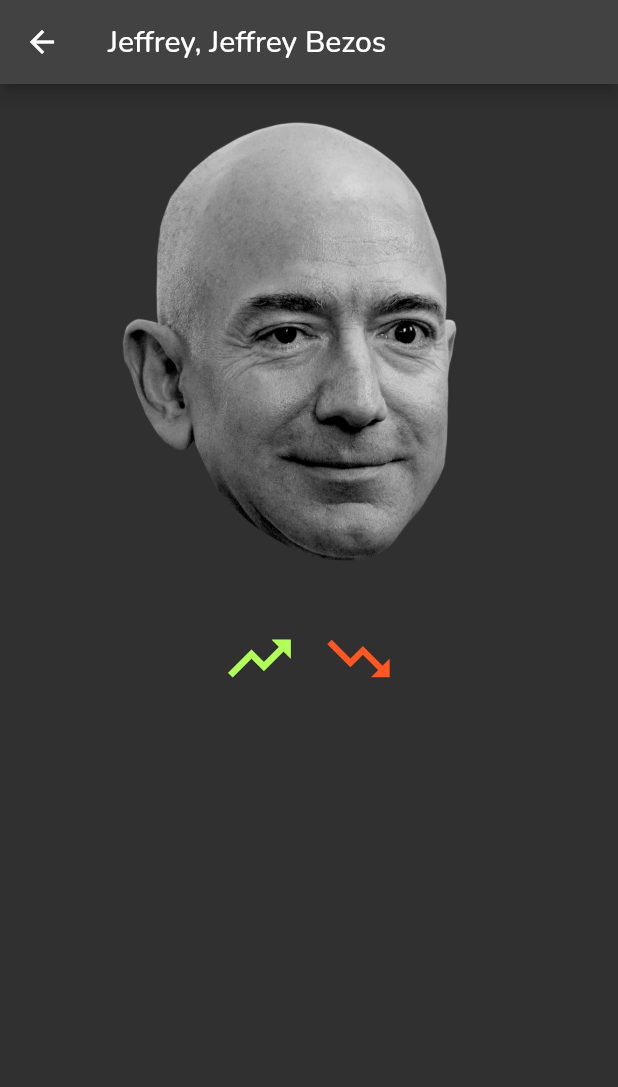
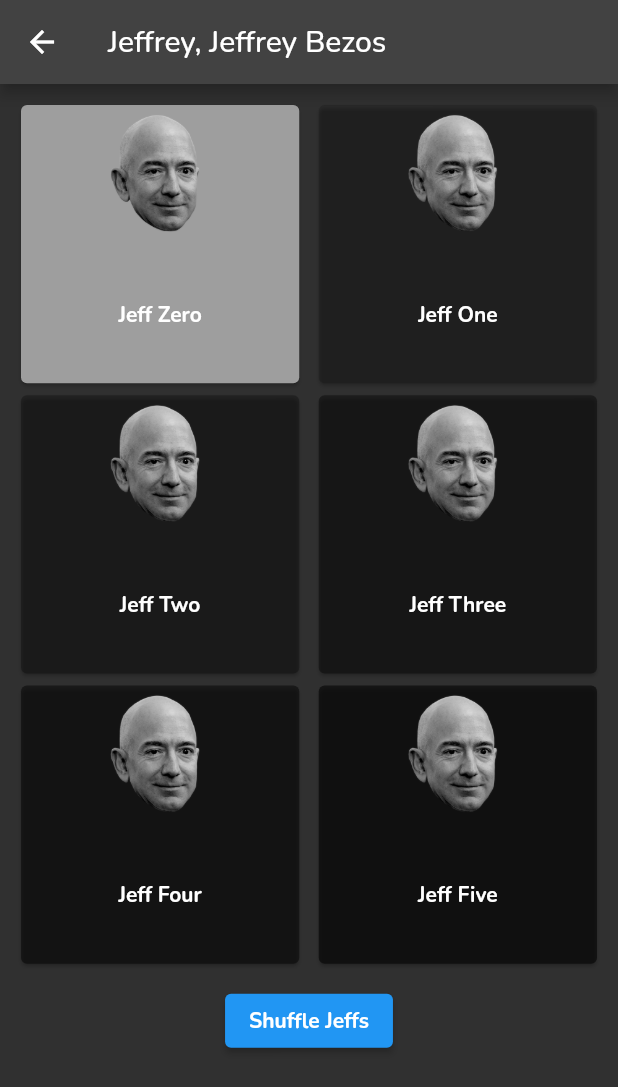
Before and after one commit to Squinnb/Virtual_Warehouse, a Flutter app: the JeffreyBezos screen opened by its route, on a phone screen of 412 x 824 dp. Shown: the top 1087 px of the screen. Run offline on Flutter 3.47's test engine with Material 2 defaults, Android fonts, the light colour scheme and no system bars; our stand-ins replace font_awesome_flutter, google_fonts.

Commit message:
Added to JeffBezos class, also added Amazon font

```diff
--- /dev/null
+++ b/lib/Jeffrey/jeffData.dart
@@ -0,0 +1,38 @@
+import 'package:flutter/foundation.dart';
+import 'package:flutter/material.dart';
+
+class JeffData extends ChangeNotifier {
+  List<Jeff> jeffs = [
+    Jeff(name: 'Jeff Zero', id: 0, color: Colors.grey),
+    Jeff(name: 'Jeff One', id: 1, color: Colors.black12),
+    Jeff(name: 'Jeff Two', id: 2, color: Colors.black26),
+    Jeff(name: 'Jeff Three', id: 3, color: Colors.black38),
+    Jeff(name: 'Jeff Four', id: 4, color: Colors.black45),
+    Jeff(name: 'Jeff Five', id: 5, color: Colors.black54),
+  ];
+
+  int jeffreyPoints = 0;
+
+  void increasePoints() {
+    jeffreyPoints++;
+    notifyListeners();
+  }
+
+  void decreasePoints() {
+    jeffreyPoints--;
+    notifyListeners();
+  }
+
+  void shuffleJeffs() {
+    print("I am shuffling the jeffs...");
+    jeffs.shuffle();
+    notifyListeners();
+  }
+}
+
+class Jeff {
+  int id;
+  String name = "Jeff ...";
+  Color color;
+  Jeff({required this.id, required this.name, required this.color});
+}
--- /dev/null
+++ b/lib/Jeffrey/jeffItem.dart
@@ -0,0 +1,130 @@
+import 'package:flutter/material.dart';
+import 'package:provider/provider.dart';
+import 'jeffData.dart';
+
+class JeffItem extends StatelessWidget {
+  final Jeff jeff;
+  JeffItem(this.jeff);
+
+  @override
+  Widget build(BuildContext context) {
+    return Hero(
+      tag: jeff.id,
+      child: Card(
+        clipBehavior: Clip.antiAlias,
+        color: jeff.color,
+        child: InkWell(
+          onTap: () {
+            Navigator.of(context).push(
+              MaterialPageRoute(
+                builder: (BuildContext context) => JeffItemScreen(
+                  jeff: jeff,
+                ),
+              ),
+            );
+          },
+          child: Column(
+            crossAxisAlignment: CrossAxisAlignment.stretch,
+            mainAxisAlignment: MainAxisAlignment.center,
+            children: [
+              Expanded(
+                flex: 2,
+                child: SizedBox(
+                  child: Image.asset(
+                    'Images/bezos.png',
+                    fit: BoxFit.contain,
+                  ),
+                ),
+              ),
+              Expanded(
+                  flex: 2,
+                  child: Center(
+                    child: Text(
+                      jeff.name,
+                      style: TextStyle(
+                        height: 1.5,
+                        fontWeight: FontWeight.bold,
+                      ),
+                      overflow: TextOverflow.fade,
+                      softWrap: false,
+                    ),
+                  )),
+            ],
+          ),
+        ), // Inkwell gives parent onTap behavior
+      ),
+    );
+  }
+}
+
+class JeffItemScreen extends StatelessWidget {
+  final Jeff jeff;
+  JeffItemScreen({Key? key, required this.jeff}) : super(key: key);
+
+  @override
+  Widget build(BuildContext context) {
+    JeffData jeffData = Provider.of<JeffData>(context);
+    print(jeff.color);
+    return Scaffold(
+      appBar: AppBar(
+        backgroundColor: Colors.transparent,
+      ),
+      body: ListView(
+        shrinkWrap: true,
+        children: [
+          Hero(
+            tag: jeff.id,
+            child: Image.asset(
+              'Images/bezos.png',
+              width: 100,
+            ),
+          ),
+          Center(
+            child: Text(
+              'Jeffrey Points: ${jeffData.jeffreyPoints}',
+              style: TextStyle(
+                color: Colors.white,
+                fontFamily: 'FiraSans',
+                fontSize: 25.0,
+              ),
+            ),
+          ),
+          Row(
+            mainAxisAlignment: MainAxisAlignment.center,
+            children: <Widget>[
+              Expanded(
+                flex: 5,
+                child: IconButton(
+                  iconSize: 50,
+                  onPressed: () {
+                    print('Jeff Points going up');
+                    jeffData.increasePoints();
+                  },
+                  icon: Icon(
+                    Icons.trending_up,
+                    color: Colors.lightGreenAccent,
+                  ),
+                ),
+              ),
+              Expanded(
+                flex: 5,
+                child: IconButton(
+                  iconSize: 50,
+                  onPressed: () {
+                    print('There goes my Jeff Points...');
+                    jeffData.decreasePoints();
+                  },
+                  icon: Icon(
+                    Icons.trending_down,
+                    color: Colors.deepOrange,
+                  ),
+                ),
+              ),
+            ],
+          ),
+        ],
+      ),
+      backgroundColor: jeff.color,
+    );
+  }
+}
--- a/lib/Jeffrey/jeffrey.dart
+++ /dev/null
@@ -1,48 +0,0 @@
-import 'package:flutter/material.dart';
-
-class JeffreyBezos extends StatelessWidget {
-  const JeffreyBezos({Key? key}) : super(key: key);
-
-  @override
-  Widget build(BuildContext context) {
-    return Scaffold(
-      appBar: AppBar(
-        title: Text("Jeffrey, Jeffrey Bezos"),
-      ),
-      body: Center(
-        child: Column(children: [
-          Image(
-            image: AssetImage('Images/bezos.png'),
-            height: 350.0,
-            width: 350.0,
-          ),
-          Row(
-            mainAxisAlignment: MainAxisAlignment.center,
-            children: <IconButton>[
-              IconButton(
-                iconSize: 50,
-                onPressed: () {
-                  print('frick');
-                },
-                icon: Icon(
-                  Icons.trending_up,
-                  color: Colors.lightGreenAccent,
-                ),
-              ),
-              IconButton(
-                iconSize: 50,
-                onPressed: () {
-                  print('frick');
-                },
-                icon: Icon(
-                  Icons.trending_down,
-                  color: Colors.deepOrange,
-                ),
-              ),
-            ],
-          ),
-        ]),
-      ),
-    );
-  }
-}
--- /dev/null
+++ b/lib/Jeffrey/jeffreyList.dart
@@ -0,0 +1,43 @@
+import 'package:flutter/material.dart';
+import 'package:provider/provider.dart';
+import 'jeffData.dart';
+import './jeffItem.dart';
+
+class JeffreyBezos extends StatelessWidget {
+  const JeffreyBezos({Key? key}) : super(key: key);
+
+  @override
+  Widget build(BuildContext context) {
+    return Scaffold(
+      appBar: AppBar(
+        title: Text("Jeffrey, Jeffrey Bezos"),
+      ),
+      body: Container(
+        child: Consumer<JeffData>(builder: (context, jeffData, child) {
+          return Column(
+            children: [
+              GridView.count(
+                shrinkWrap: true,
+                crossAxisCount: 2,
+                crossAxisSpacing: 5.0,
+                primary: false,
+                padding: EdgeInsets.all(10.0),
+                children: jeffData.jeffs.map((Jeff jb) {
+                  return JeffItem(jb);
+                }).toList(),
+              ),
+              Center(
+                child: ElevatedButton(
+                  child: Text("Shuffle Jeffs"),
+                  onPressed: () {
+                    jeffData.shuffleJeffs();
+                  },
+                ),
+              ),
+            ],
+          );
+        }),
+      ),
+    );
+  }
+}
--- a/lib/routes.dart
+++ b/lib/routes.dart
@@ -1,6 +1,6 @@
 import 'package:christmas/About/about.dart';
 import 'package:christmas/Home/home.dart';
-import 'package:christmas/Jeffrey/jeffrey.dart';
+import 'package:christmas/Jeffrey/jeffreyList.dart';
 
 var appRoutes = {
   '/': (context) => HomeScreen(),
```
Also changed, not shown: lib/main.dart (+9 -4 lines), pubspec.yaml (+4 -4 lines).
